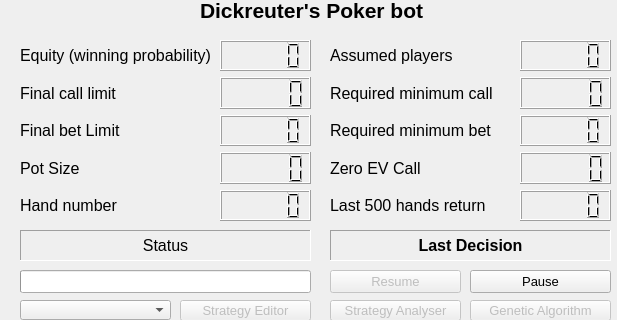
First picture: the form in gui/gui_qt_ui.ui, repository dickreuter/Poker, before the edit; both pictures show x 0 to 617 and y 0 to 320 of the 617 by 713 pixel window.
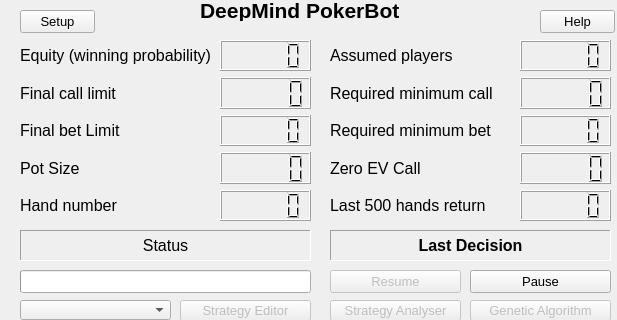
Second picture: the form after the edit.

```diff
--- a/gui/gui_qt_ui.ui
+++ b/gui/gui_qt_ui.ui
@@ -456,7 +456,7 @@
      </font>
     </property>
     <property name="text">
-     <string>Dickreuter's Poker bot</string>
+     <string>DeepMind PokerBot</string>
     </property>
    </widget>
    <widget class="QComboBox" name="comboBox_current_strategy">
@@ -474,6 +474,42 @@
      </font>
     </property>
    </widget>
+   <widget class="QPushButton" name="pushButton_setup">
+    <property name="geometry">
+     <rect>
+      <x>20</x>
+      <y>10</y>
+      <width>75</width>
+      <height>23</height>
+     </rect>
+    </property>
+    <property name="font">
+     <font>
+      <pointsize>10</pointsize>
+     </font>
+    </property>
+    <property name="text">
+     <string>Setup</string>
+    </property>
+   </widget>
+   <widget class="QPushButton" name="pushButton_help">
+    <property name="geometry">
+     <rect>
+      <x>540</x>
+      <y>10</y>
+      <width>75</width>
+      <height>23</height>
+     </rect>
+    </property>
+    <property name="font">
+     <font>
+      <pointsize>10</pointsize>
+     </font>
+    </property>
+    <property name="text">
+     <string>Help</string>
+    </property>
+   </widget>
   </widget>
   <widget class="QStatusBar" name="statusbar"/>
  </widget>
```
